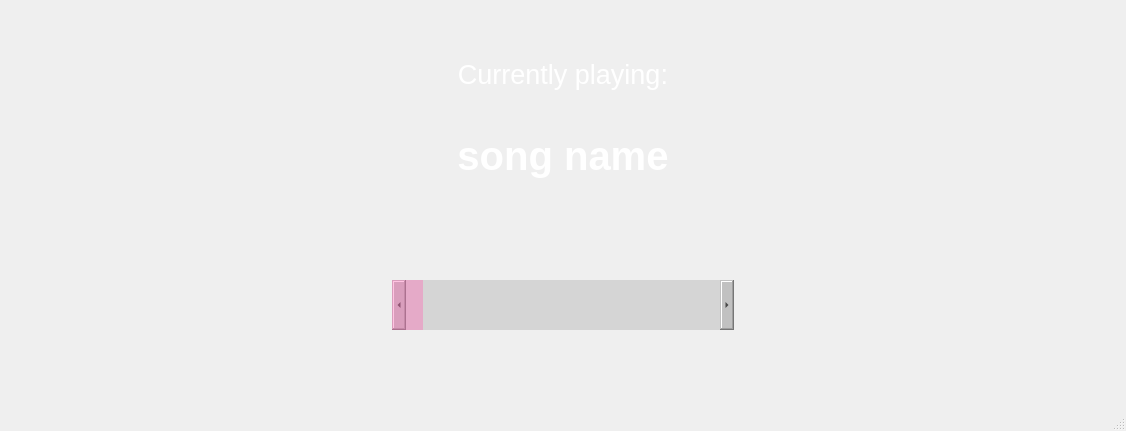
Above: ui/miniplayer/miniplayer.ui from incremen/CyberMusicStreaming before the change. Below: the same form after it.
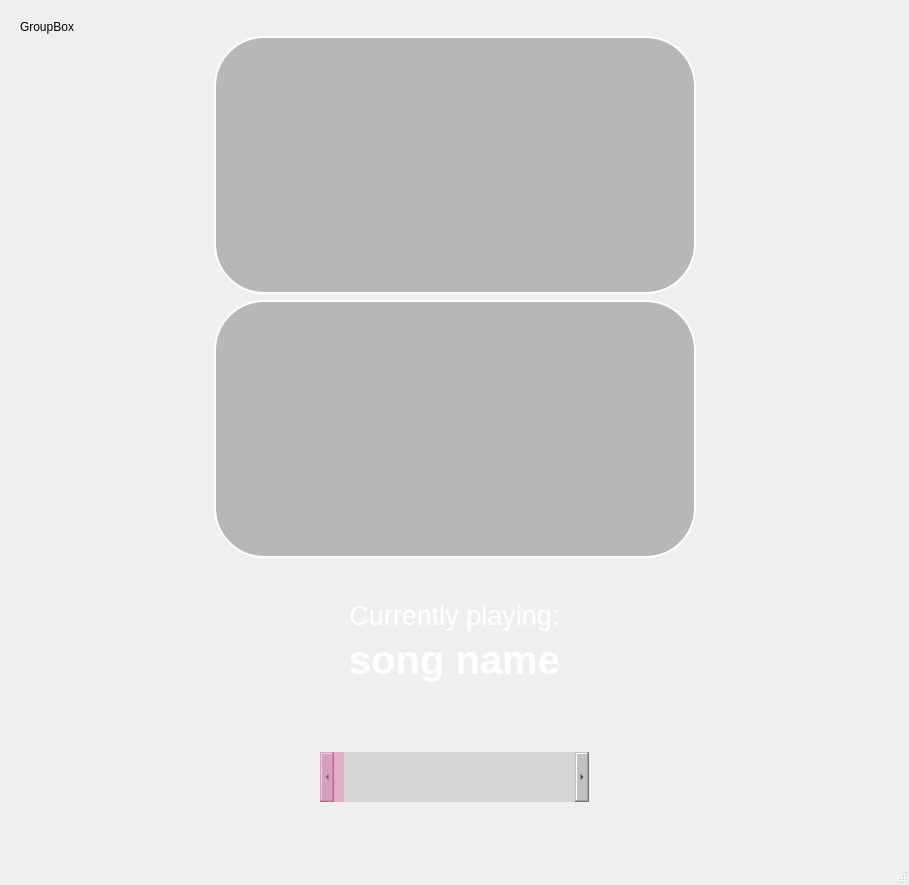
That is the form after the change. Icons and pictures are not drawn.

Commit message: added song queue and sogns played widget to miniplayer

Diff of the .ui file:
```diff
--- a/ui/miniplayer/miniplayer.ui
+++ b/ui/miniplayer/miniplayer.ui
@@ -6,8 +6,8 @@
    <rect>
     <x>0</x>
     <y>0</y>
-    <width>1126</width>
-    <height>431</height>
+    <width>909</width>
+    <height>885</height>
    </rect>
   </property>
   <property name="windowTitle">
@@ -36,7 +36,120 @@
       <property name="flat">
        <bool>true</bool>
       </property>
-      <layout class="QHBoxLayout" name="horizontalLayout_2">
+      <layout class="QVBoxLayout" name="verticalLayout">
+       <item>
+        <widget class="QGroupBox" name="main_queu_box">
+         <property name="minimumSize">
+          <size>
+           <width>0</width>
+           <height>0</height>
+          </size>
+         </property>
+         <property name="title">
+          <string>GroupBox</string>
+         </property>
+         <layout class="QHBoxLayout" name="horizontalLayout_2">
+          <item>
+           <spacer name="horizontalSpacer">
+            <property name="orientation">
+             <enum>Qt::Horizontal</enum>
+            </property>
+            <property name="sizeType">
+             <enum>QSizePolicy::MinimumExpanding</enum>
+            </property>
+            <property name="sizeHint" stdset="0">
+             <size>
+              <width>0</width>
+              <height>20</height>
+             </size>
+            </property>
+           </spacer>
+          </item>
+          <item>
+           <widget class="QGroupBox" name="actual_queue_box">
+            <property name="sizePolicy">
+             <sizepolicy hsizetype="MinimumExpanding" vsizetype="Preferred">
+              <horstretch>0</horstretch>
+              <verstretch>0</verstretch>
+             </sizepolicy>
+            </property>
+            <property name="minimumSize">
+             <size>
+              <width>500</width>
+              <height>100</height>
+             </size>
+            </property>
+            <property name="title">
+             <string/>
+            </property>
+            <layout class="QVBoxLayout" name="verticalLayout_2">
+             <item>
+              <widget class="QListWidget" name="songs_played_widget">
+               <property name="sizePolicy">
+                <sizepolicy hsizetype="Preferred" vsizetype="Expanding">
+                 <horstretch>0</horstretch>
+                 <verstretch>0</verstretch>
+                </sizepolicy>
+               </property>
+               <property name="styleSheet">
+                <string notr="true"> border: 2px solid white;
+ background-color: rgba(128, 128, 128, 128);
+ border-radius: 50px;
+color: white;
+
+
+</string>
+               </property>
+               <property name="frameShape">
+                <enum>QFrame::StyledPanel</enum>
+               </property>
+               <property name="frameShadow">
+                <enum>QFrame::Sunken</enum>
+               </property>
+              </widget>
+             </item>
+             <item>
+              <widget class="QListWidget" name="song_queue_widget">
+               <property name="sizePolicy">
+                <sizepolicy hsizetype="Preferred" vsizetype="Expanding">
+                 <horstretch>0</horstretch>
+                 <verstretch>0</verstretch>
+                </sizepolicy>
+               </property>
+               <property name="styleSheet">
+                <string notr="true"> border: 2px solid white;
+ background-color: rgba(128, 128, 128, 128);
+ border-radius: 50px;
+color: white;
+
+
+
+</string>
+               </property>
+              </widget>
+             </item>
+            </layout>
+           </widget>
+          </item>
+          <item>
+           <spacer name="horizontalSpacer_2">
+            <property name="orientation">
+             <enum>Qt::Horizontal</enum>
+            </property>
+            <property name="sizeType">
+             <enum>QSizePolicy::MinimumExpanding</enum>
+            </property>
+            <property name="sizeHint" stdset="0">
+             <size>
+              <width>40</width>
+              <height>20</height>
+             </size>
+            </property>
+           </spacer>
+          </item>
+         </layout>
+        </widget>
+       </item>
        <item>
         <widget class="QGroupBox" name="less_main_box">
          <property name="title">
```
Left out of the diff: 2 changed lines with no effect on the pictures. The commit also changes 2 other files.
